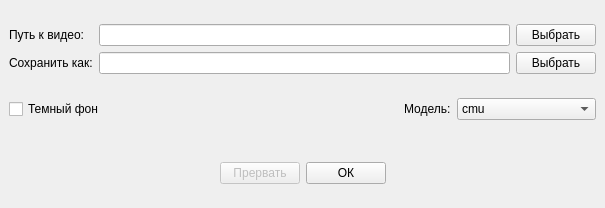
Before: the Qt Designer form design.ui in AlgieParvin/openpose-gui, drawn with Qt 5.
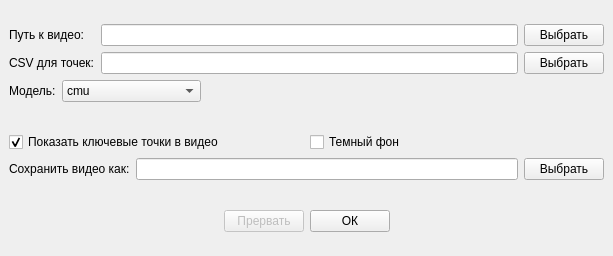
After: the same form once the commit is applied.

```diff
--- a/design.ui
+++ b/design.ui
@@ -6,8 +6,8 @@
    <rect>
     <x>0</x>
     <y>0</y>
-    <width>605</width>
-    <height>208</height>
+    <width>613</width>
+    <height>256</height>
    </rect>
   </property>
   <property name="windowTitle">
@@ -16,7 +16,7 @@
   <widget class="QWidget" name="centralwidget">
    <layout class="QVBoxLayout" name="verticalLayout_2">
     <item>
-     <layout class="QVBoxLayout" name="verticalLayout" stretch="0,0,0">
+     <layout class="QVBoxLayout" name="verticalLayout" stretch="1,0,0,0,1">
       <item>
        <layout class="QGridLayout" name="gridLayout" columnstretch="0,7,1,1,1">
         <item row="0" column="0">
@@ -36,7 +36,7 @@
         <item row="1" column="0">
          <widget class="QLabel" name="label_2">
           <property name="text">
-           <string>Сохранить как:</string>
+           <string>CSV для точек:</string>
           </property>
          </widget>
         </item>
@@ -64,33 +64,13 @@
        </layout>
       </item>
       <item>
-       <layout class="QHBoxLayout" name="horizontalLayout_2" stretch="0,1,0,0">
+       <layout class="QHBoxLayout" name="horizontalLayout_2" stretch="0,0,0">
         <property name="topMargin">
-         <number>18</number>
+         <number>0</number>
         </property>
         <property name="bottomMargin">
-         <number>12</number>
+         <number>0</number>
         </property>
-        <item>
-         <widget class="QCheckBox" name="dark_bg_check_box">
-          <property name="text">
-           <string>Темный фон</string>
-          </property>
-         </widget>
-        </item>
-        <item>
-         <spacer name="horizontalSpacer_3">
-          <property name="orientation">
-           <enum>Qt::Horizontal</enum>
-          </property>
-          <property name="sizeHint" stdset="0">
-           <size>
-            <width>40</width>
-            <height>20</height>
-           </size>
-          </property>
-         </spacer>
-        </item>
         <item>
          <widget class="QLabel" name="label_3">
           <property name="text">
@@ -128,6 +108,64 @@
           </item>
          </widget>
         </item>
+        <item>
+         <spacer name="horizontalSpacer_3">
+          <property name="orientation">
+           <enum>Qt::Horizontal</enum>
+          </property>
+          <property name="sizeHint" stdset="0">
+           <size>
+            <width>40</width>
+            <height>20</height>
+           </size>
+          </property>
+         </spacer>
+        </item>
+       </layout>
+      </item>
+      <item>
+       <layout class="QHBoxLayout" name="horizontalLayout_3" stretch="0,0">
+        <property name="topMargin">
+         <number>24</number>
+        </property>
+        <item>
+         <widget class="QCheckBox" name="save_video_check_box">
+          <property name="text">
+           <string>Показать ключевые точки в видео</string>
+          </property>
+          <property name="checked">
+           <bool>true</bool>
+          </property>
+         </widget>
+        </item>
+        <item>
+         <widget class="QCheckBox" name="dark_bg_check_box">
+          <property name="text">
+           <string>Темный фон</string>
+          </property>
+         </widget>
+        </item>
+       </layout>
+      </item>
+      <item>
+       <layout class="QHBoxLayout" name="horizontalLayout_4">
+        <item>
+         <widget class="QLabel" name="label_4">
+          <property name="text">
+           <string>Сохранить видео как:</string>
+          </property>
+         </widget>
+        </item>
+        <item>
+         <widget class="QLineEdit" name="video_output_line_edit"/>
+        </item>
+        <item>
+         <widget class="QPushButton" name="video_output_button">
+          <property name="text">
+           <string>Выбрать</string>
+          </property>
+         </widget>
+        </item>
        </layout>
       </item>
       <item>
```
Left out of the diff: 6 changed lines with no effect on the pictures.
